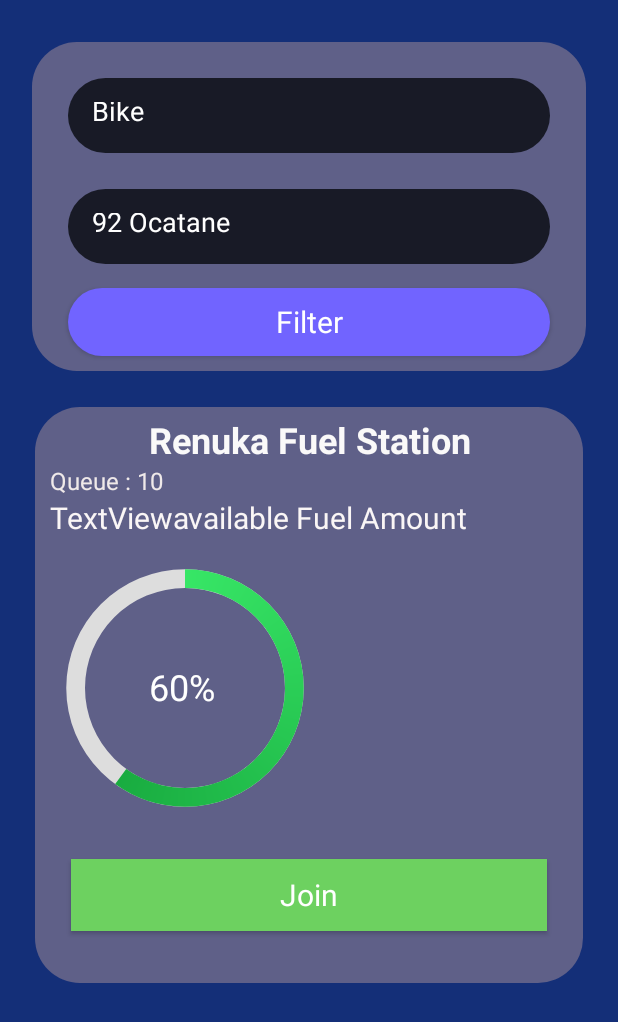
After one commit to DILANDEVINDA/Fuel_Que_MobileApp, an Android app: the SpecificStationConsumerTwo screen opened directly, with no data from a screen before it, on a phone screen of 412 x 824 dp. The commit adds this screen. Shown: the top 1022 px of the screen. Run offline under Robolectric (Android 15) with nearby library versions, the phone set to English and light mode, and no system bars.

Commit message:
integrated the consumer part

```diff
--- /dev/null
+++ b/app/src/main/java/com/example/fuel_que_mobileapp/SpecificStationConsumerTwo.java
@@ -0,0 +1,14 @@
+package com.example.fuel_que_mobileapp;
+
+import androidx.appcompat.app.AppCompatActivity;
+
+import android.os.Bundle;
+
+public class SpecificStationConsumerTwo extends AppCompatActivity {
+
+    @Override
+    protected void onCreate(Bundle savedInstanceState) {
+        super.onCreate(savedInstanceState);
+        setContentView(R.layout.activity_specific_station_consumer_two);
+    }
+}
--- /dev/null
+++ b/app/src/main/res/layout/activity_specific_station_consumer_two.xml
@@ -0,0 +1,157 @@
+<?xml version="1.0" encoding="utf-8"?>
+<androidx.constraintlayout.widget.ConstraintLayout xmlns:android="http://schemas.android.com/apk/res/android"
+    xmlns:app="http://schemas.android.com/apk/res-auto"
+    xmlns:tools="http://schemas.android.com/tools"
+    android:layout_width="match_parent"
+    android:layout_height="match_parent"
+    android:background="#142f78"
+    tools:context=".SpecificStationConsumerTwo">
+
+    <LinearLayout
+        android:id="@+id/linearLayout"
+        android:layout_width="369dp"
+        android:layout_height="219dp"
+        android:layout_marginTop="28dp"
+        android:background="@drawable/background_purple_1"
+        android:orientation="vertical"
+        app:layout_constraintEnd_toEndOf="parent"
+        app:layout_constraintStart_toStartOf="parent"
+        app:layout_constraintTop_toTopOf="parent">
+
+        <EditText
+            android:id="@+id/editTextLoginEmail"
+            android:layout_width="match_parent"
+            android:layout_height="50dp"
+            android:layout_marginStart="24dp"
+            android:layout_marginTop="24dp"
+            android:layout_marginEnd="24dp"
+            android:background="@drawable/background_edittext"
+            android:drawablePadding="16dp"
+            android:ems="10"
+            android:hint="Bike"
+            android:inputType="textPersonName"
+            android:padding="16dp"
+            android:textColorHint="#ffffff" />
+
+        <EditText
+            android:id="@+id/editTextLoginPassword"
+            android:layout_width="match_parent"
+            android:layout_height="50dp"
+            android:layout_marginStart="24dp"
+            android:layout_marginTop="24dp"
+            android:layout_marginEnd="24dp"
+            android:background="@drawable/background_edittext"
+            android:drawablePadding="16dp"
+            android:ems="10"
+            android:hint="92 Ocatane"
+            android:inputType="text"
+            android:padding="16dp"
+            android:textColorHint="#ffffff" />
+
+
+        <Button
+            android:id="@+id/btnLogin"
+            style="@android:style/Widget.Button"
+            android:layout_width="match_parent"
+            android:layout_height="wrap_content"
+            android:layout_marginStart="24dp"
+            android:layout_marginTop="16dp"
+            android:layout_marginEnd="24dp"
+            android:layout_marginBottom="10dp"
+            android:background="@drawable/background_button"
+            android:text="Filter"
+            android:textColor="#ffffff"
+            android:textSize="20sp" />
+
+    </LinearLayout>
+
+    <LinearLayout
+        android:layout_width="365dp"
+        android:layout_height="384dp"
+        android:layout_marginTop="24dp"
+        android:background="@drawable/background_purple_1"
+        android:orientation="vertical"
+        app:layout_constraintEnd_toEndOf="parent"
+        app:layout_constraintStart_toStartOf="parent"
+        app:layout_constraintTop_toBottomOf="@+id/linearLayout">
+
+
+        <TextView
+            android:id="@+id/textView2"
+            android:layout_width="match_parent"
+            android:layout_height="wrap_content"
+            android:layout_marginTop="5dp"
+            android:gravity="center"
+            android:text="Renuka Fuel Station"
+            android:textColor="#FAF9F9"
+            android:textSize="24sp"
+            android:textStyle="bold" />
+
+        <TextView
+            android:id="@+id/textView3"
+            android:layout_width="match_parent"
+            android:layout_height="wrap_content"
+            android:layout_marginLeft="10dp"
+            android:text="Queue : 10"
+            android:textColor="#EFE9E9"
+            android:textSize="16sp" />
+
+        <TextView
+            android:id="@+id/textView7"
+            android:layout_width="match_parent"
+            android:layout_height="wrap_content"
+            android:layout_marginLeft="10dp"
+            android:text="TextViewavailable Fuel Amount"
+            android:textColor="#FAF6F6"
+            android:textSize="20sp" />
+
+        <androidx.constraintlayout.widget.ConstraintLayout
+            android:layout_width="196dp"
+            android:layout_height="198dp">
+
+            <ProgressBar
+                android:id="@+id/progress_bar92"
+                android:layout_width="200dp"
+                android:layout_height="200dp"
+                android:indeterminateOnly="false"
+                android:progress="60"
+                android:progressDrawable="@drawable/circle"
+                app:layout_constraintBottom_toBottomOf="parent"
+                app:layout_constraintEnd_toEndOf="parent"
+                app:layout_constraintHorizontal_bias="0.016"
+                app:layout_constraintStart_toStartOf="parent"
+                app:layout_constraintTop_toTopOf="parent"
+                app:layout_constraintVertical_bias="0.0" />
+
+            <TextView
+                android:id="@+id/progressBar_textView92"
+                android:layout_width="wrap_content"
+                android:layout_height="wrap_content"
+                android:text="60%"
+                android:textColor="#FFFFFF"
+                android:textSize="24sp"
+                app:layout_constraintBottom_toBottomOf="parent"
+                app:layout_constraintEnd_toEndOf="parent"
+                app:layout_constraintStart_toStartOf="parent"
+                app:layout_constraintTop_toTopOf="@+id/progress_bar92" />
+
+        </androidx.constraintlayout.widget.ConstraintLayout>
+
+        <Button
+            android:id="@+id/btnSpecificStationtwoJoin"
+            style="@android:style/Widget.Button"
+            android:layout_width="match_parent"
+            android:layout_height="wrap_content"
+            android:layout_marginStart="24dp"
+            android:layout_marginTop="16dp"
+            android:layout_marginEnd="24dp"
+            android:layout_marginBottom="10dp"
+            android:background="#6dd160"
+            android:text="Join"
+            android:textColor="#ffffff"
+            android:textSize="20sp" />
+
+    </LinearLayout>
+
+
+</androidx.constraintlayout.widget.ConstraintLayout>
```
Also changed, not shown: app/src/main/AndroidManifest.xml (+7 -3 lines), app/src/main/java/com/example/fuel_que_mobileapp/HomeScreenConsumer.java (+43 -6 lines), app/src/main/java/com/example/fuel_que_mobileapp/SpecificStationConsumer.java (added, +30 -0 lines), app/src/main/java/com/example/fuel_que_mobileapp/models/user/FuelStationAdapter.java (added, +77 -0 lines), app/src/main/java/com/example/fuel_que_mobileapp/models/user/StationCardViewModel.java (added, +27 -0 lines), app/src/main/res/layout/activity_homescreen_consumer.xml (+12 -62 lines), app/src/main/res/layout/activity_specific_station_consumer.xml (added, +67 -0 lines), app/src/main/res/layout/station_card_view.xml (added, +41 -0 lines), app/src/main/res/drawable/ceypetco.jpg (added), app/src/main/res/drawable/ioc.jpg (added).
